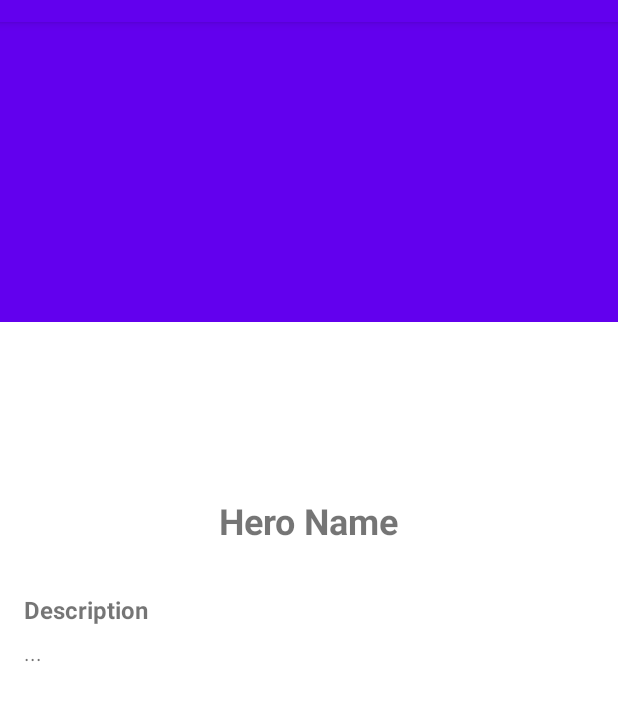
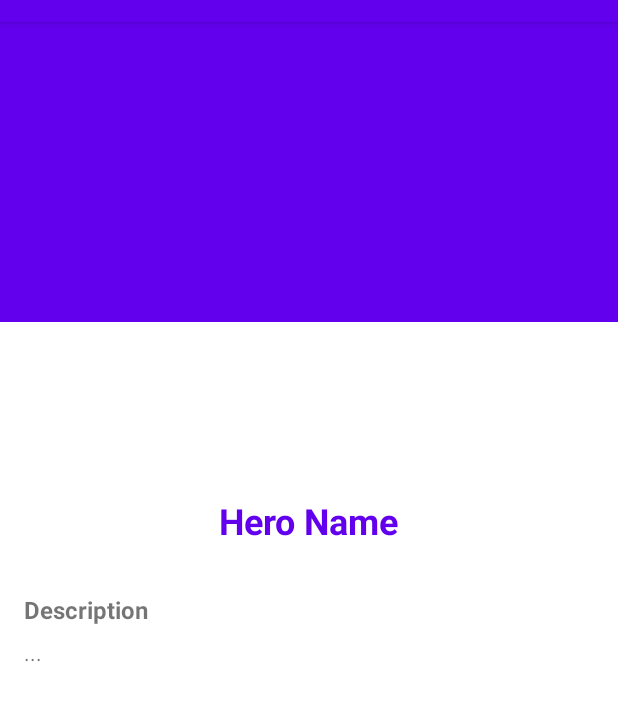
Before and after one commit to ricky-kiva/andro-indo-heroes, an Android app: the HeroDetailsActivity screen opened directly, with no data from a screen before it, on a phone screen of 412 x 824 dp, the part 62-782 px from its top. Run offline under Robolectric (Android 15) with nearby library versions, the phone set to English and light mode, and no system bars.

Commit message:
add scrollView

```diff
--- a/app/src/main/res/layout/activity_hero_details.xml
+++ b/app/src/main/res/layout/activity_hero_details.xml
@@ -1,10 +1,16 @@
 <?xml version="1.0" encoding="utf-8"?>
-<androidx.constraintlayout.widget.ConstraintLayout xmlns:android="http://schemas.android.com/apk/res/android"
+
+<ScrollView
+    xmlns:android="http://schemas.android.com/apk/res/android"
     xmlns:app="http://schemas.android.com/apk/res-auto"
     xmlns:tools="http://schemas.android.com/tools"
     android:layout_width="match_parent"
     android:layout_height="match_parent"
     tools:context=".HeroDetailsActivity">
+
+    <androidx.constraintlayout.widget.ConstraintLayout
+        android:layout_width="match_parent"
+        android:layout_height="match_parent">
 
         <LinearLayout
             android:id="@+id/linearLayout"
@@ -14,9 +20,7 @@
             android:orientation="horizontal"
             app:layout_constraintEnd_toEndOf="parent"
             app:layout_constraintStart_toStartOf="parent"
-        app:layout_constraintTop_toTopOf="parent">
-
-    </LinearLayout>
+            app:layout_constraintTop_toTopOf="parent"/>
 
 
         <ImageView
@@ -36,6 +40,7 @@
             android:layout_height="wrap_content"
             android:layout_marginTop="16dp"
             android:text="@string/heroes_name"
+            android:textColor="?attr/colorPrimary"
             android:textSize="24sp"
             android:textStyle="bold"
             app:layout_constraintEnd_toEndOf="parent"
@@ -56,12 +61,18 @@
 
         <TextView
             android:id="@+id/details_desc"
-        android:layout_width="wrap_content"
+            android:layout_width="match_parent"
             android:layout_height="wrap_content"
             android:layout_marginStart="16dp"
             android:layout_marginTop="8dp"
+            android:layout_marginEnd="16dp"
+            android:layout_marginBottom="16dp"
             android:text="@string/details"
+            app:layout_constraintBottom_toBottomOf="parent"
+            app:layout_constraintEnd_toEndOf="parent"
             app:layout_constraintStart_toStartOf="parent"
             app:layout_constraintTop_toBottomOf="@+id/details_title_desc" />
 
     </androidx.constraintlayout.widget.ConstraintLayout>
+
+</ScrollView>
```
Lines whose indentation alone changed are shown as unchanged.
